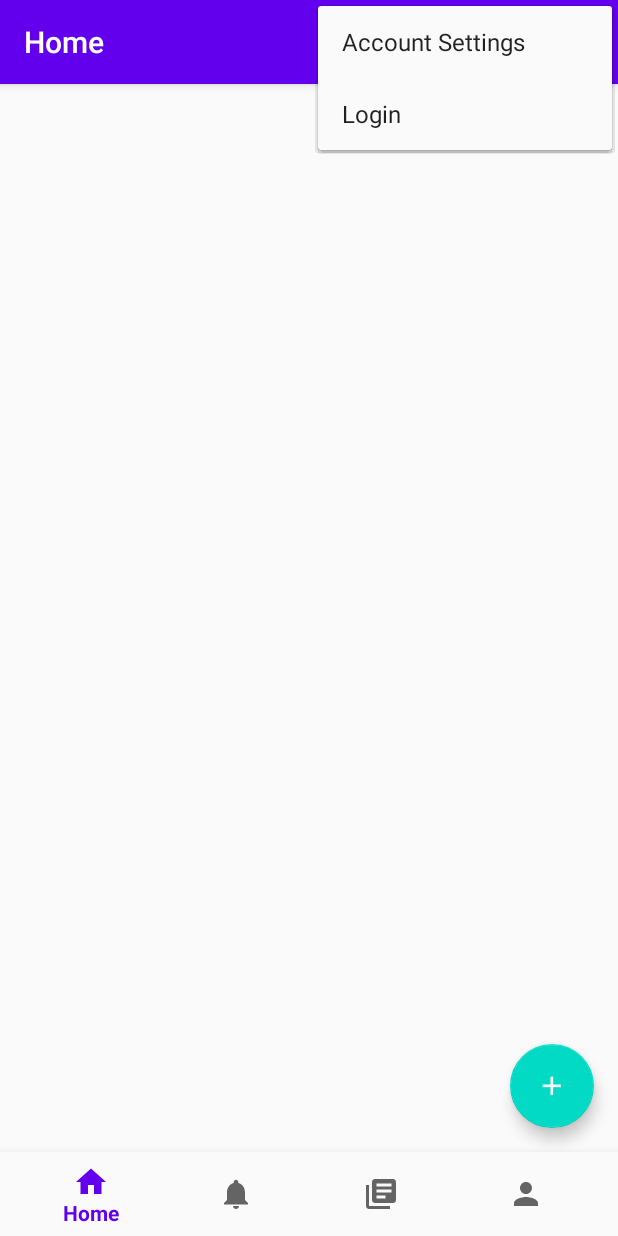
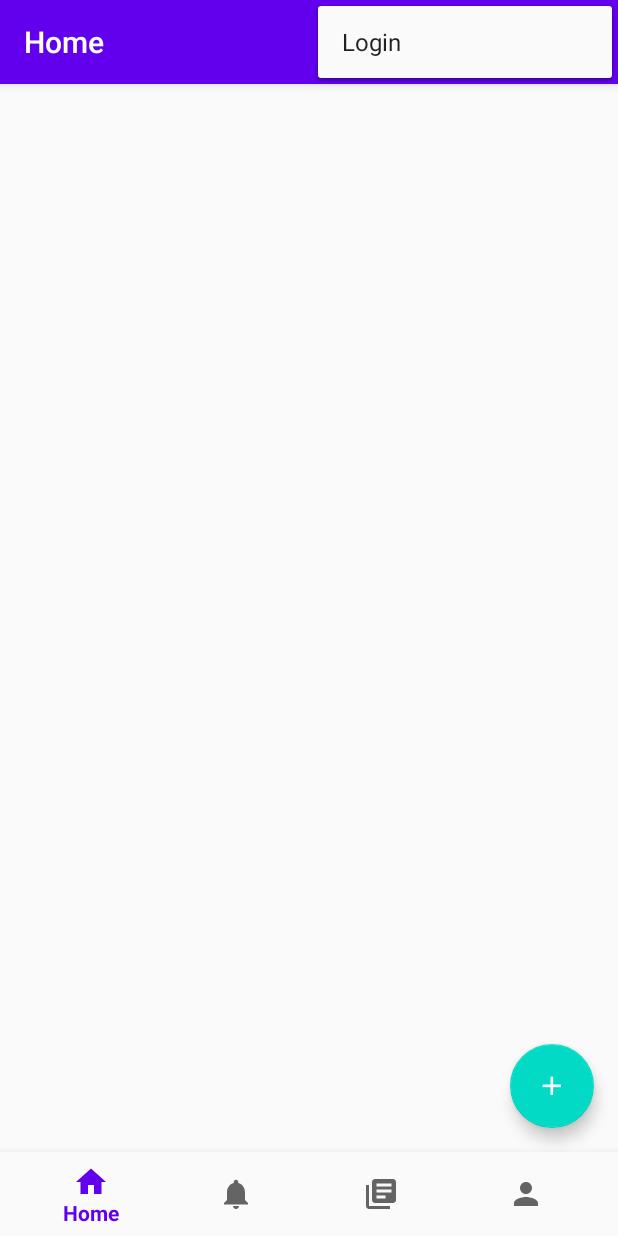
Before and after one commit to UltimateHG/code-exp-2020-test, an Android app: the screen it shows after launch (NavActivity), with the options menu open, on a phone screen of 412 x 824 dp. Run offline under Robolectric (Android 15) with nearby library versions, the phone set to English and light mode, and no system bars; our stand-ins replace Firebase (no records; nobody signed in at launch, a user with empty details on screens opened directly), navigation-ui.

Commit message:
Removed account settings from top menu

```diff
--- a/app/src/main/res/menu/main_menu.xml
+++ b/app/src/main/res/menu/main_menu.xml
@@ -8,9 +8,6 @@
         android:title="@string/action_search_text"
         app:showAsAction="always" />
     <item
-        android:id="@+id/action_settings_btn"
-        android:title="@string/action_setting_text" />
-    <item
         android:id="@+id/action_logout_btn"
         android:title="@string/action_logout_text" />
     <item
```
